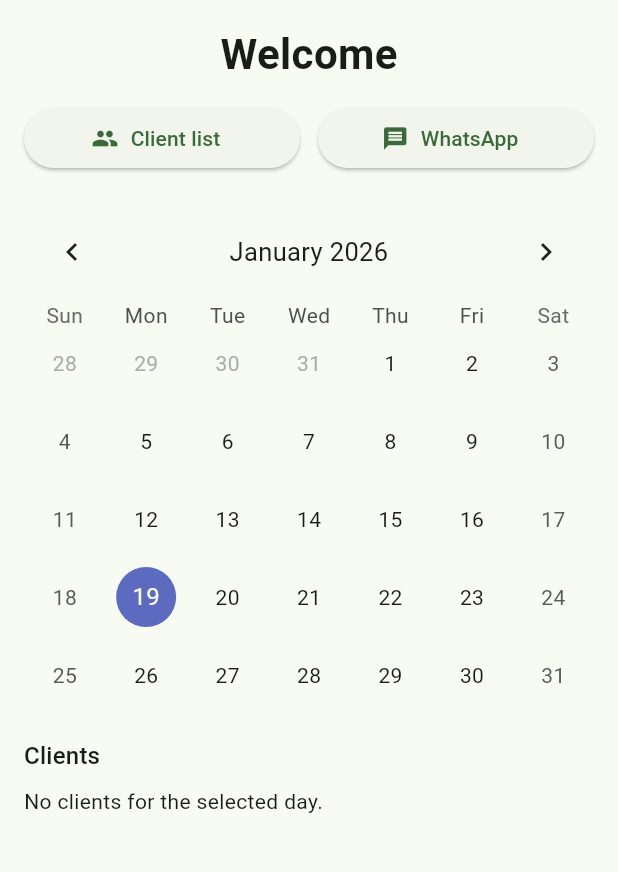
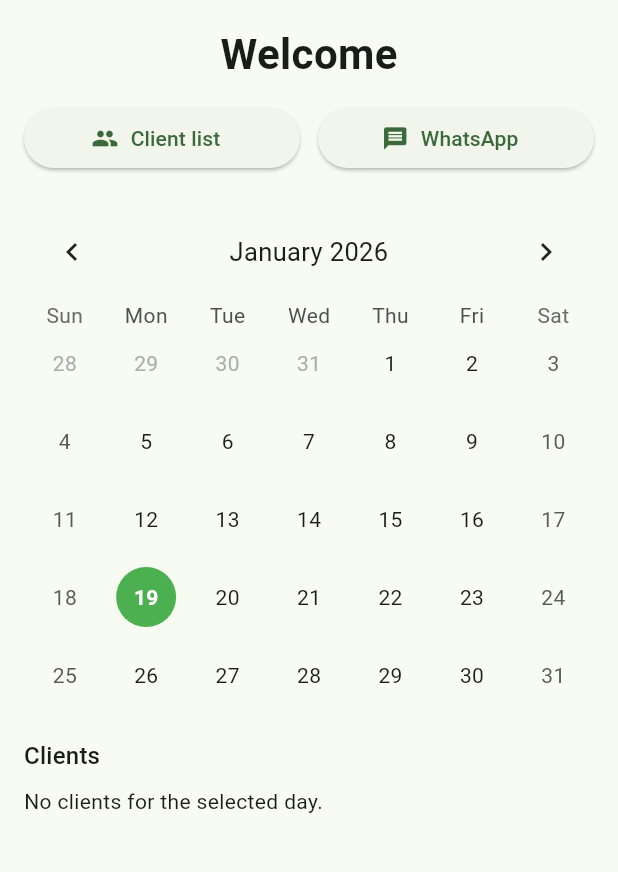
Before and after one commit to rosamarker/HealthyHabits, a Flutter app: the screen it shows after launch, on a phone screen of 412 x 824 dp, the part 84-956 px from its top. Run offline on Flutter 3.47's test engine with Material 3 defaults, Android fonts, the phone set to English and light mode, and no system bars; drawn by our look-alikes of table_calendar; our stand-ins replace permission_handler, stop_watch_timer; missing offline and left inert: flutter_reactive_ble.

Commit message:
Change color of date in calendar

```diff
--- a/lib/view/home_view.dart
+++ b/lib/view/home_view.dart
@@ -9,7 +9,7 @@ import '../widgets/client_card_widget.dart';
 import 'client_card_view.dart';
 import 'client_list_view.dart';
 
-/// Landing page: calendar + quick access to clients.
+// Landing page: calendar + quick access to clients.
 class HomePage extends StatefulWidget {
   const HomePage({super.key});
 
@@ -196,6 +196,26 @@ class _HomePageState extends State<HomePage> {
                 formatButtonVisible: false,
                 titleCentered: true,
               ),
+
+
+            calendarStyle: CalendarStyle(
+              selectedDecoration: BoxDecoration(
+                color: Colors.green,
+                shape: BoxShape.circle,
+              ),
+              selectedTextStyle: const TextStyle(
+                color: Colors.white,
+                fontWeight: FontWeight.w600,
+              ),
+              todayDecoration: BoxDecoration(
+                color: Colors.green.withOpacity(0.25),
+                shape: BoxShape.circle,
+              ),
+              todayTextStyle: const TextStyle(
+                color: Colors.green,
+                fontWeight: FontWeight.w600,
+              ),
+            ),
             ),
 
             const SizedBox(height: 16),
```
